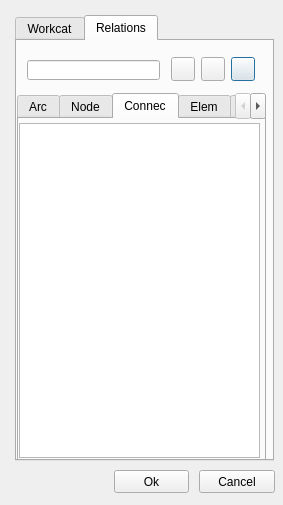
First picture: the form in ui/workcat_end.ui, repository Giswater/giswater_qgis_plugin, before the edit.
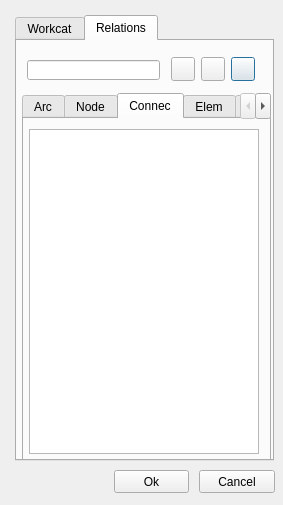
Second picture: the form after the edit. The open tabs and pages were chosen to show the change. Icons and pictures are not drawn.

Patch:
```diff
--- a/ui/workcat_end.ui
+++ b/ui/workcat_end.ui
@@ -331,7 +331,7 @@
     <widget class="QTabWidget" name="tab_feature">
      <property name="geometry">
       <rect>
-       <x>0</x>
+       <x>5</x>
        <y>52</y>
        <width>249</width>
        <height>369</height>
@@ -377,10 +377,10 @@
       <widget class="QTableView" name="tbl_cat_work_x_connec">
        <property name="geometry">
         <rect>
-         <x>0</x>
-         <y>4</y>
-         <width>241</width>
-         <height>335</height>
+         <x>5</x>
+         <y>10</y>
+         <width>230</width>
+         <height>325</height>
         </rect>
        </property>
       </widget>
```
Left out of the diff: 24 changed lines with no effect on the pictures.
